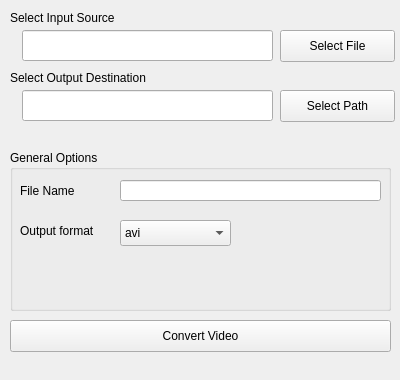
Above: mainwindow.ui from NRauh/SFVC before the change. Below: the same form after it.
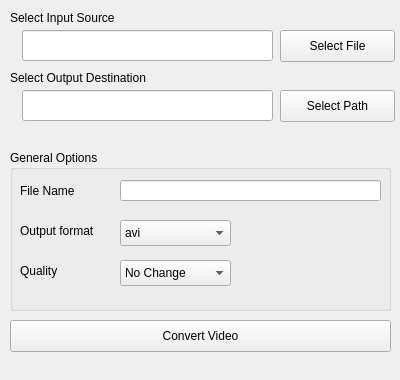
That is the form after the change.

Commit message: Added a quality option

```diff
--- a/mainwindow.ui
+++ b/mainwindow.ui
@@ -154,6 +154,59 @@
       <string>File Name</string>
      </property>
     </widget>
+    <widget class="QLabel" name="qualityLabel">
+     <property name="geometry">
+      <rect>
+       <x>10</x>
+       <y>110</y>
+       <width>51</width>
+       <height>21</height>
+      </rect>
+     </property>
+     <property name="text">
+      <string>Quality</string>
+     </property>
+    </widget>
+    <widget class="QComboBox" name="qualitySelection">
+     <property name="geometry">
+      <rect>
+       <x>110</x>
+       <y>110</y>
+       <width>111</width>
+       <height>26</height>
+      </rect>
+     </property>
+     <item>
+      <property name="text">
+       <string>No Change</string>
+      </property>
+     </item>
+     <item>
+      <property name="text">
+       <string>Highest</string>
+      </property>
+     </item>
+     <item>
+      <property name="text">
+       <string>High</string>
+      </property>
+     </item>
+     <item>
+      <property name="text">
+       <string>Medium</string>
+      </property>
+     </item>
+     <item>
+      <property name="text">
+       <string>Low</string>
+      </property>
+     </item>
+     <item>
+      <property name="text">
+       <string>Lowest</string>
+      </property>
+     </item>
+    </widget>
    </widget>
    <widget class="QPushButton" name="runCommand">
     <property name="geometry">
```
The commit also changes 4 other files.
